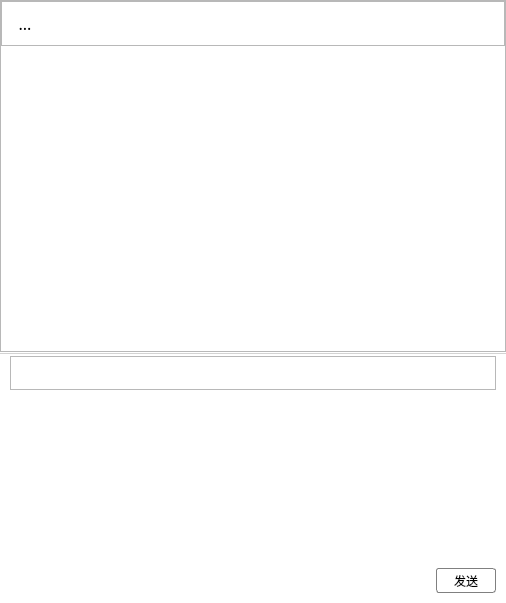
Before: the Qt Designer form JChat/ChatWidget.ui in jpush/jchat-windows, drawn with Qt 5.
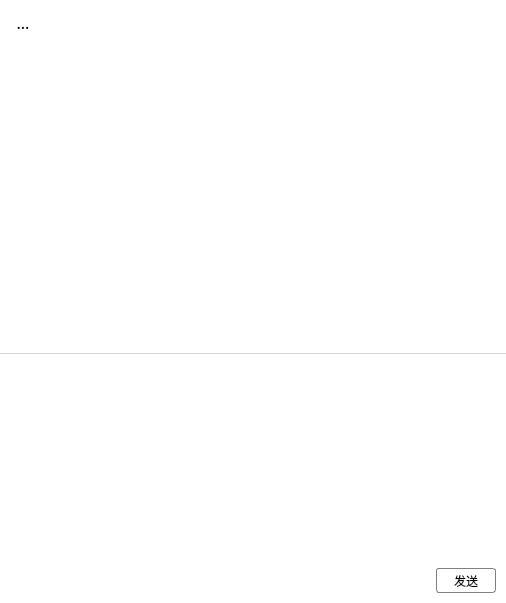
After: the same form once the commit is applied. Icons and pictures are not drawn. Custom widgets are drawn as their Qt base class.

Patch:
```diff
--- a/JChat/ChatWidget.ui
+++ b/JChat/ChatWidget.ui
@@ -121,9 +121,6 @@
       <property name="styleSheet">
        <string notr="true"/>
       </property>
-      <property name="frameShape">
-       <enum>QFrame::StyledPanel</enum>
-      </property>
       <property name="frameShadow">
        <enum>QFrame::Raised</enum>
       </property>
@@ -204,9 +201,6 @@
 	image: url(:/image/resource/u2.png);
 }</string>
          </property>
-         <property name="frameShape">
-          <enum>QFrame::StyledPanel</enum>
-         </property>
          <property name="frameShadow">
           <enum>QFrame::Raised</enum>
          </property>
@@ -354,9 +348,6 @@
       <property name="styleSheet">
        <string notr="true"/>
       </property>
-      <property name="frameShape">
-       <enum>QFrame::StyledPanel</enum>
-      </property>
       <property name="frameShadow">
        <enum>QFrame::Raised</enum>
       </property>
@@ -378,9 +369,6 @@
        </property>
        <item>
         <widget class="QFrame" name="frame_2">
-         <property name="frameShape">
-          <enum>QFrame::StyledPanel</enum>
-         </property>
          <property name="frameShadow">
           <enum>QFrame::Raised</enum>
          </property>
```
Left out of the diff: 4 changed lines with no effect on the pictures.
